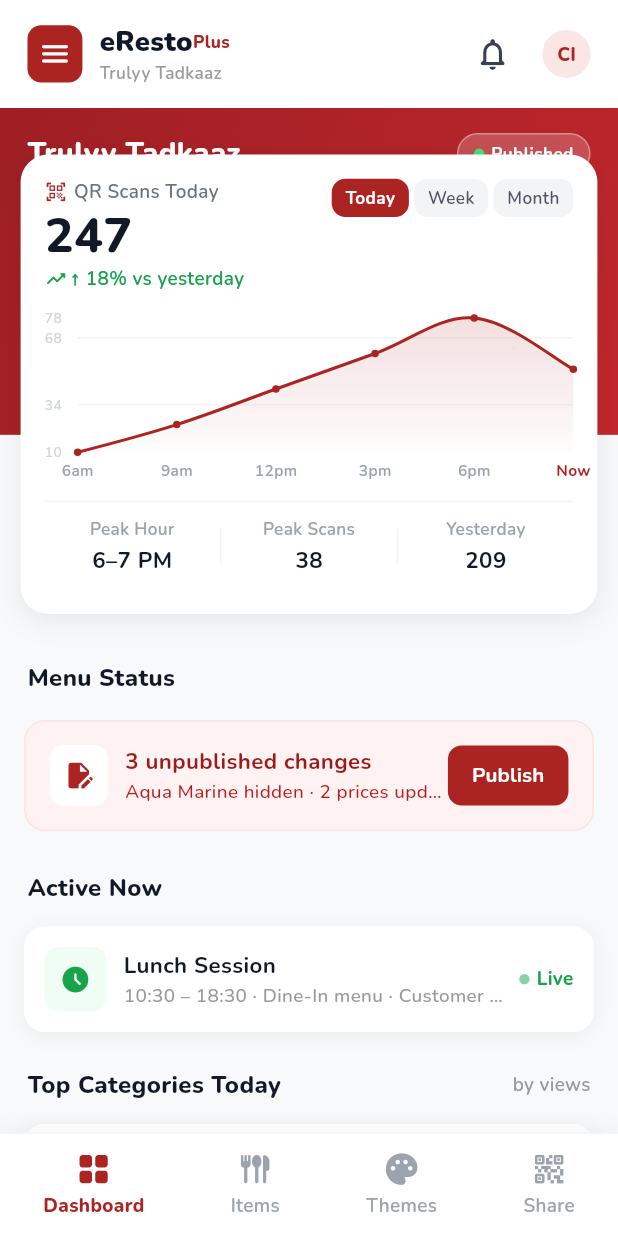
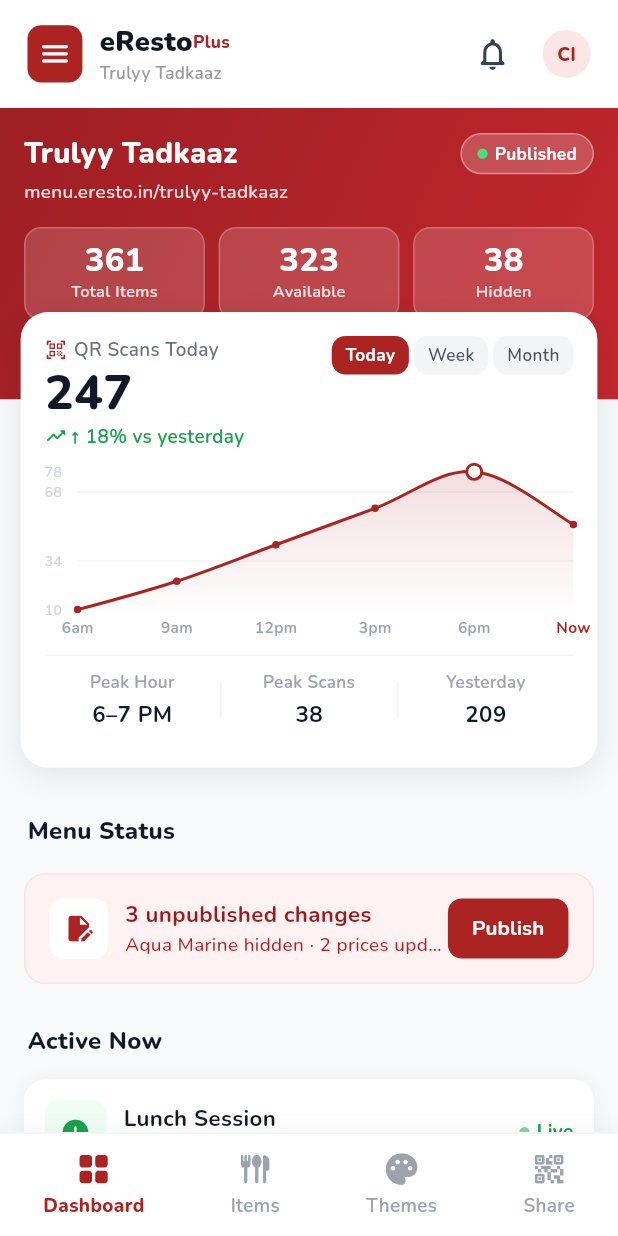
Before and after one commit to chintanjoshi01/eresto_digi_menu_flutter, a Flutter app: the DashboardScreen screen opened by its route, on a phone screen of 412 x 824 dp. Run offline on Flutter 3.47's test engine with Material 3 defaults, Android fonts, the phone set to English and light mode, and no system bars; drawn by our look-alikes of fl_chart, toastification; our stand-ins replace cached_network_image, dartz, dio, firebase_core, flutter_screenutil, flutter_svg and 12 more; accounts and stored records are empty; generated files the repository leaves out were written again.

Commit message:
fix: position analytics card right below hero stat boxes matching prototype screenshot 2

```diff
--- a/lib/features/dashboard/presentation/views/dashboard_screen.dart
+++ b/lib/features/dashboard/presentation/views/dashboard_screen.dart
@@ -39,15 +39,18 @@
                     child: Column(
                       crossAxisAlignment: CrossAxisAlignment.start,
                       children: [
-                        // Overlapping Hero + Analytics Stack
+                        // Overlapping Hero + Analytics Stack (Exact match of prototype HTML lines 392-414)
                         SizedBox(
                           width: double.infinity,
+                          height: 368.h,
                           child: Stack(
                             clipBehavior: Clip.none,
                             children: [
-                              // Hero Background Banner
-                              Padding(
-                                padding: EdgeInsets.only(bottom: 100.h),
+                              // Hero Background Banner with Title, Published Badge, and 3 Stat Boxes
+                              Positioned(
+                                top: 0,
+                                left: 0,
+                                right: 0,
                                 child: DashboardHeroCard(
                                   restaurantName: state.restaurantName,
                                   restaurantUrl: state.restaurantUrl,
@@ -57,11 +60,11 @@
                                   hiddenItems: state.hiddenItems,
                                 ),
                               ),
-                              // Overlapping Scans Analytics Card
+                              // Overlapping Scans Analytics Card (Starts right below the 3 stat boxes at top: 114.h)
                               Positioned(
-                                left: 0,
-                                right: 0,
-                                bottom: 0,
+                                left: 12.w,
+                                right: 12.w,
+                                top: 114.h,
                                 child: Obx(
                                   () => QrScanAnalyticsCard(
                                     totalScans: state.qrScansToday,
--- a/lib/features/dashboard/presentation/widgets/dashboard_hero_card.dart
+++ b/lib/features/dashboard/presentation/widgets/dashboard_hero_card.dart
@@ -25,7 +25,7 @@
   Widget build(BuildContext context) {
     return Container(
       width: double.infinity,
-      padding: EdgeInsets.fromLTRB(16.w, 14.h, 16.w, 52.h),
+      padding: EdgeInsets.fromLTRB(14.w, 14.h, 14.w, 44.h),
       decoration: const BoxDecoration(
         gradient: LinearGradient(
           begin: Alignment.topLeft,
@@ -37,6 +37,7 @@
         ),
       ),
       child: Column(
+        mainAxisSize: MainAxisSize.min,
         crossAxisAlignment: CrossAxisAlignment.start,
         children: [
           // Top Row: Restaurant Identity & Published Status Pill
@@ -62,7 +63,7 @@
                     Text(
                       restaurantUrl,
                       style: GoogleFonts.nunito(
-                        color: Colors.white.withOpacity(0.8),
+                        color: Colors.white.withOpacity(0.85),
                         fontSize: 11.sp,
                         fontWeight: FontWeight.w500,
                       ),
@@ -106,7 +107,7 @@
               ),
             ],
           ),
-          SizedBox(height: 16.h),
+          SizedBox(height: 12.h),
 
           // 3 Top-Level Menu Stats Grid Cards
           Row(
@@ -126,13 +127,14 @@
   Widget _buildStatCard(String label, String value) {
     return Expanded(
       child: Container(
-        padding: EdgeInsets.symmetric(vertical: 9.h, horizontal: 6.w),
+        padding: EdgeInsets.symmetric(vertical: 8.h, horizontal: 4.w),
         decoration: BoxDecoration(
-          color: Colors.white.withOpacity(0.15),
+          color: Colors.white.withOpacity(0.16),
           borderRadius: BorderRadius.circular(10.r),
-          border: Border.all(color: Colors.white.withOpacity(0.2)),
+          border: Border.all(color: Colors.white.withOpacity(0.22)),
         ),
         child: Column(
+          mainAxisAlignment: MainAxisAlignment.center,
           children: [
             Text(
               value,
@@ -140,14 +142,15 @@
                 color: Colors.white,
                 fontSize: 19.sp,
                 fontWeight: FontWeight.w800,
+                height: 1.1,
               ),
             ),
             SizedBox(height: 1.h),
             Text(
               label,
               style: GoogleFonts.nunito(
-                color: Colors.white.withOpacity(0.8),
-                fontSize: 10.sp,
+                color: Colors.white.withOpacity(0.85),
+                fontSize: 9.5.sp,
                 fontWeight: FontWeight.w600,
               ),
               maxLines: 1,
--- a/lib/features/dashboard/presentation/widgets/qr_scan_analytics_card.dart
+++ b/lib/features/dashboard/presentation/widgets/qr_scan_analytics_card.dart
@@ -37,14 +37,14 @@
   @override
   Widget build(BuildContext context) {
     return Container(
-      margin: margin ?? EdgeInsets.symmetric(horizontal: 12.w),
+      margin: margin,
       padding: EdgeInsets.all(14.w),
       decoration: BoxDecoration(
         color: Colors.white,
         borderRadius: BorderRadius.circular(AppDimensions.radius16),
         boxShadow: [
           BoxShadow(
-            color: Colors.black.withOpacity(0.08),
+            color: Colors.black.withOpacity(0.09),
             blurRadius: 16,
             offset: const Offset(0, 4),
           ),
@@ -125,11 +125,11 @@
               ),
             ],
           ),
-          SizedBox(height: 14.h),
+          SizedBox(height: 12.h),
 
           // Cubic Curve Chart (fl_chart with fixed integer step interval)
           SizedBox(
-            height: 90.h,
+            height: 92.h,
             child: LineChart(
               LineChartData(
                 gridData: FlGridData(
@@ -198,10 +198,12 @@
                     dotData: FlDotData(
                       show: true,
                       getDotPainter: (spot, percent, barData, index) {
+                        final isPeak = index == 4; // 6pm peak dot
                         return FlDotCirclePainter(
-                          radius: 2.5,
-                          color: AppColors.primary,
-                          strokeWidth: 0,
+                          radius: isPeak ? 4.0 : 2.5,
+                          color: isPeak ? Colors.white : AppColors.primary,
+                          strokeColor: AppColors.primary,
+                          strokeWidth: isPeak ? 2.0 : 0.0,
                         );
                       },
                     ),
@@ -221,7 +223,7 @@
               ),
             ),
           ),
-          SizedBox(height: 12.h),
+          SizedBox(height: 10.h),
 
           // Bottom Metric Footer Row (Matching Prototype HTML lines 480-495)
           Container(
```
